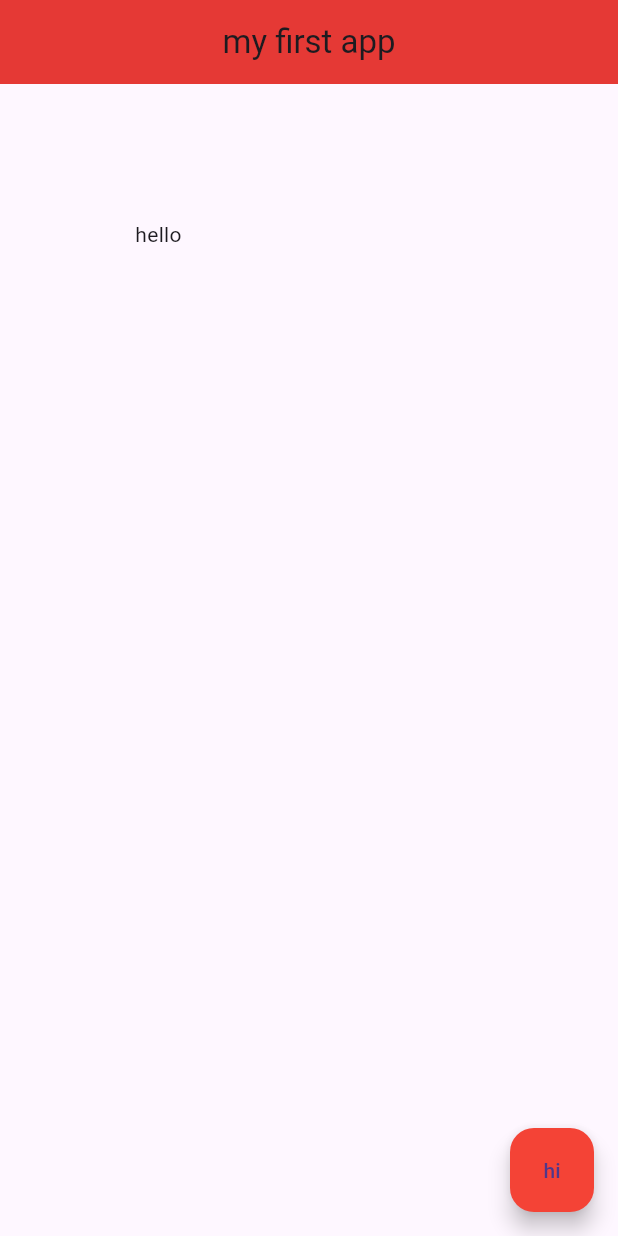
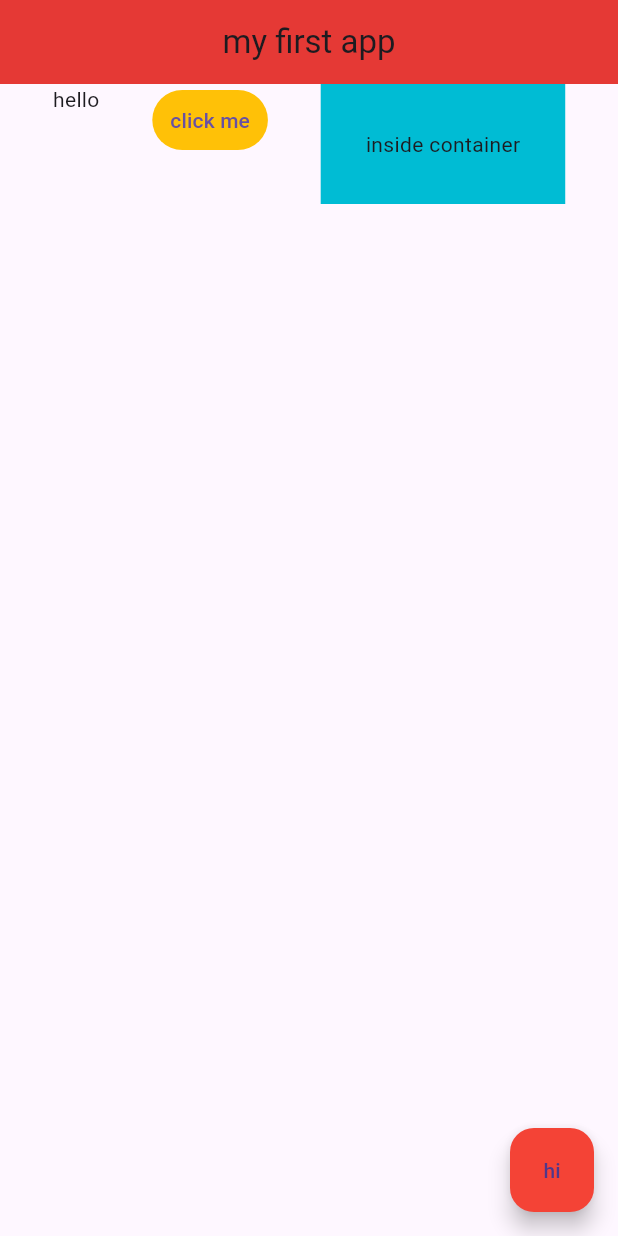
Before and after one commit to sungyongcho/Mobile, a Flutter app: the screen it shows after launch, on a phone screen of 412 x 824 dp. Run offline on Flutter 3.47's test engine with Material 3 defaults, Android fonts, the phone set to English and light mode, and no system bars.

Commit message:
#11: rows

```diff
--- a/tutorial/myapp/lib/main.dart
+++ b/tutorial/myapp/lib/main.dart
@@ -20,10 +20,23 @@
       //   color: Colors.grey[400],
       //   child: Text('hello'),
       // ),
-      body: Padding(
-          padding: EdgeInsets.all(90.0),
-          // cannot do margin:
-          child: Text('hello')),
+      body: Row(
+        mainAxisAlignment: MainAxisAlignment.spaceEvenly,
+        crossAxisAlignment: CrossAxisAlignment.start,
+        children: <Widget>[
+          Text('hello'),
+          TextButton(
+            onPressed: () {},
+            style: TextButton.styleFrom(backgroundColor: Colors.amber),
+            child: Text('click me'),
+          ),
+          Container(
+            color: Colors.cyan,
+            padding: EdgeInsets.all(30.0),
+            child: Text('inside container'),
+          )
+        ],
+      ),
       floatingActionButton: FloatingActionButton(
         onPressed: () {},
         child: Text('hi'),
```
